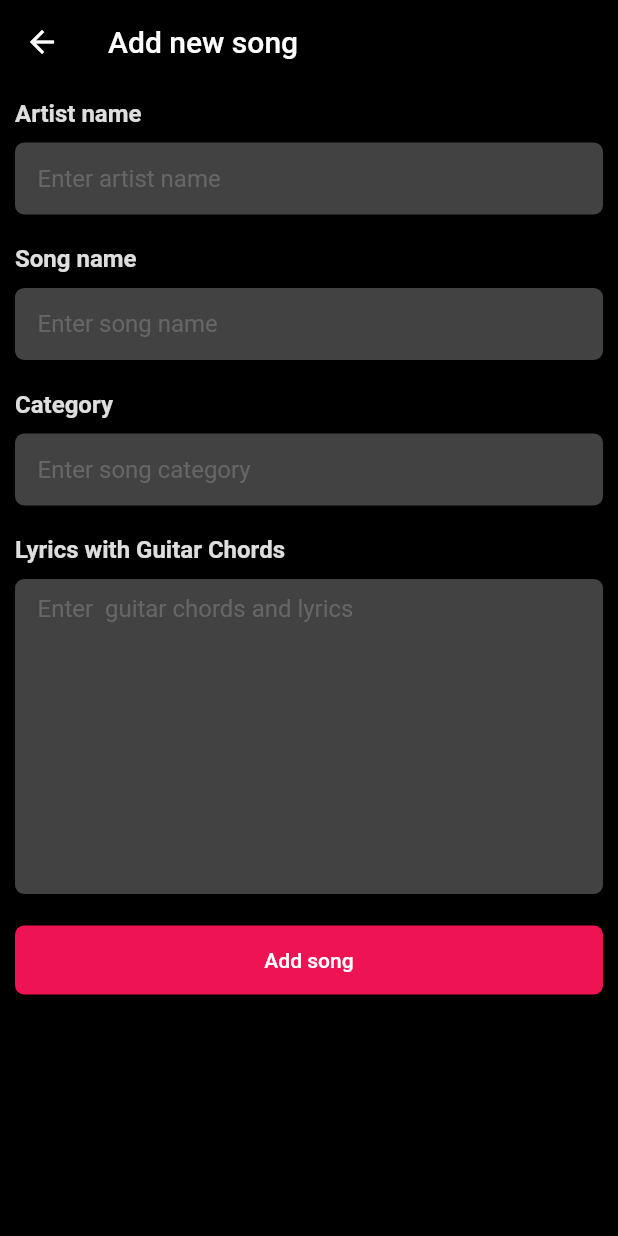
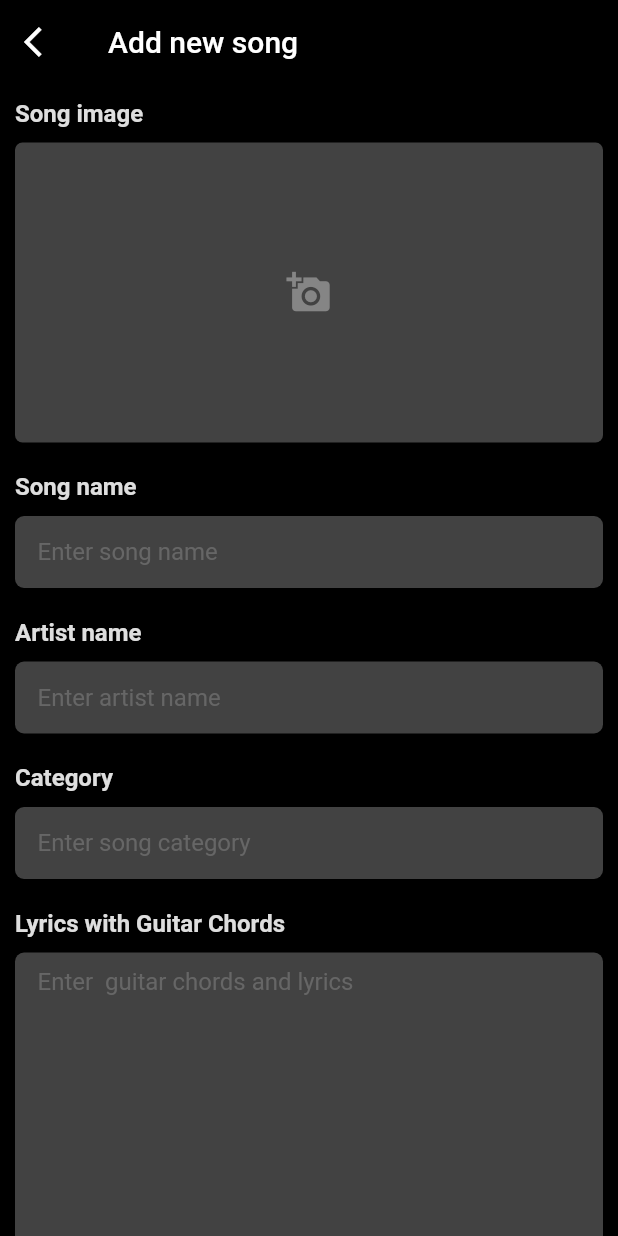
Before and after one commit to Dinushawh/Guitar-Chrods-App-Flutter-Firebase, a Flutter app: the Addnewsong screen opened directly, on a phone screen of 412 x 824 dp. Run offline on Flutter 3.47's test engine with Material 2 defaults, Android fonts, the phone set to English and light mode, and no system bars; our stand-ins replace cached_network_image, cloud_firestore, firebase_auth, firebase_core, firebase_storage, image_picker and 2 more; accounts and stored records are empty.

Commit message:
v.1.0.1.Beta
2023-06-09

```diff
--- a/lib/frontend/screens/admin/addnewsong.dart
+++ b/lib/frontend/screens/admin/addnewsong.dart
@@ -1,4 +1,11 @@
+// ignore_for_file: avoid_print, use_build_context_synchronously
+
+import 'dart:io';
+
+import 'package:firebase_storage/firebase_storage.dart';
+import 'package:flutter/cupertino.dart';
 import 'package:flutter/material.dart';
+import 'package:image_picker/image_picker.dart';
 
 class Addnewsong extends StatefulWidget {
   const Addnewsong({super.key});
@@ -10,20 +17,96 @@ class Addnewsong extends StatefulWidget {
 class _AddnewsongState extends State<Addnewsong> {
   List<bool> checked = [true, true, false, false, true];
 
+  final FirebaseStorage storage = FirebaseStorage.instance;
+  late String imageUrl = 'dwa';
+
+  final formKey = GlobalKey<FormState>();
+  final songName = TextEditingController();
+  final artistName = TextEditingController();
+  final category = TextEditingController();
+  final chords = TextEditingController();
+
   @override
   Widget build(BuildContext context) {
     return Scaffold(
       appBar: AppBar(
         title: const Text('Add new song'),
+        leading: IconButton(
+          onPressed: () {
+            imageUrl.isEmpty
+                ? showDialogBox2(
+                    title: 'Warning',
+                    content:
+                        'You have made some change do you want to continue without saving?')
+                : print('image is not empty');
+          },
+          icon: const Icon(Icons.arrow_back_ios),
+        ),
       ),
       body: SafeArea(
         child: SingleChildScrollView(
           child: Padding(
             padding: const EdgeInsets.all(10.0),
+            child: Form(
+                key: formKey,
                 child: Column(
                   crossAxisAlignment: CrossAxisAlignment.start,
                   mainAxisAlignment: MainAxisAlignment.start,
                   children: [
+                    const Text(
+                      'Song image',
+                      style: TextStyle(
+                        fontSize: 16,
+                        fontWeight: FontWeight.bold,
+                      ),
+                    ),
+                    const SizedBox(height: 10),
+                    Container(
+                      height: 200,
+                      width: MediaQuery.of(context).size.width * 1.5,
+                      decoration: BoxDecoration(
+                        color: const Color.fromARGB(75, 224, 224, 224),
+                        borderRadius: BorderRadius.circular(5),
+                      ),
+                      child: Center(
+                        child: IconButton(
+                          onPressed: () {
+                            getImageGallery();
+                          },
+                          icon: const Icon(
+                            Icons.add_a_photo,
+                            color: Color.fromARGB(255, 133, 133, 133),
+                            size: 30,
+                          ),
+                        ),
+                      ),
+                    ),
+                    const SizedBox(height: 20),
+                    const Text(
+                      'Song name',
+                      style: TextStyle(
+                        fontSize: 16,
+                        fontWeight: FontWeight.bold,
+                      ),
+                    ),
+                    const SizedBox(height: 10),
+                    TextFormField(
+                      controller: songName,
+                      decoration: InputDecoration(
+                        filled: true,
+                        fillColor: const Color.fromARGB(75, 224, 224, 224),
+                        border: OutlineInputBorder(
+                          borderRadius: BorderRadius.circular(6),
+                          borderSide: BorderSide.none,
+                        ),
+                        hintText: 'Enter song name',
+                        hintStyle: const TextStyle(
+                            color: Color.fromARGB(99, 158, 158, 158)),
+                        contentPadding: const EdgeInsets.symmetric(
+                            vertical: 10, horizontal: 15),
+                      ),
+                    ),
+                    const SizedBox(height: 20),
                     const Text(
                       'Artist name',
                       style: TextStyle(
@@ -33,6 +116,7 @@ class _AddnewsongState extends State<Addnewsong> {
                     ),
                     const SizedBox(height: 10),
                     TextFormField(
+                      controller: artistName,
                       decoration: InputDecoration(
                         filled: true,
                         fillColor: const Color.fromARGB(75, 224, 224, 224),
@@ -49,30 +133,6 @@ class _AddnewsongState extends State<Addnewsong> {
                     ),
                     const SizedBox(height: 20),
                     const Text(
-                  'Song name',
-                  style: TextStyle(
-                    fontSize: 16,
-                    fontWeight: FontWeight.bold,
-                  ),
-                ),
-                const SizedBox(height: 10),
-                TextFormField(
-                  decoration: InputDecoration(
-                    filled: true,
-                    fillColor: const Color.fromARGB(75, 224, 224, 224),
-                    border: OutlineInputBorder(
-                      borderRadius: BorderRadius.circular(6),
-                      borderSide: BorderSide.none,
-                    ),
-                    hintText: 'Enter song name',
-                    hintStyle: const TextStyle(
-                        color: Color.fromARGB(99, 158, 158, 158)),
-                    contentPadding: const EdgeInsets.symmetric(
-                        vertical: 10, horizontal: 15),
-                  ),
-                ),
-                const SizedBox(height: 20),
-                const Text(
                       'Category',
                       style: TextStyle(
                         fontSize: 16,
@@ -81,6 +141,7 @@ class _AddnewsongState extends State<Addnewsong> {
                     ),
                     const SizedBox(height: 10),
                     TextFormField(
+                      controller: category,
                       decoration: InputDecoration(
                         filled: true,
                         fillColor: const Color.fromARGB(75, 224, 224, 224),
@@ -105,8 +166,8 @@ class _AddnewsongState extends State<Addnewsong> {
                     ),
                     const SizedBox(height: 10),
                     TextField(
-                  maxLines:
-                      10, // Set the maximum number of lines to display in the text area
+                      controller: chords,
+                      maxLines: 10,
                       decoration: InputDecoration(
                         filled: true,
                         fillColor: const Color.fromARGB(75, 224, 224, 224),
@@ -139,15 +200,84 @@ class _AddnewsongState extends State<Addnewsong> {
                             borderRadius: BorderRadius.circular(6),
                           ),
                         ),
-                    onPressed: () {},
+                        onPressed: () {
+                          chords.text.isEmpty ||
+                                  songName.text.isEmpty ||
+                                  artistName.text.isEmpty ||
+                                  category.text.isEmpty ||
+                                  imageUrl.isEmpty
+                              ? showDialogBox2(
+                                  title: 'Error',
+                                  content: 'Please fill all the fields',
+                                )
+                              : ScaffoldMessenger.of(context).showSnackBar(
+                                  const SnackBar(
+                                    content: Text("song added"),
+                                  ),
+                                );
+
+                          // addNewSong(
+                          //     artistName: '',
+                          //     category: '',
+                          //     chrods: '',
+                          //     songImage: '',
+                          //     songName: '');
+                        },
                         child: const Text('Add song'),
                       ),
                     ),
                   ],
-            ),
+                )),
           ),
         ),
       ),
     );
   }
+
+  Future getImageGallery() async {
+    final image = await ImagePicker().pickImage(source: ImageSource.gallery);
+    if (image == null) {
+      ScaffoldMessenger.of(context).showSnackBar(
+        const SnackBar(
+          content: Text("No image selected"),
+        ),
+      );
+      return null;
     }
+
+    final path = image.path;
+    final filename = image.name;
+    uploadFile(path, filename).then((value) => print("Done"));
+  }
+
+  Future<void> uploadFile(String filePath, String fileName) async {
+    File file = File(filePath);
+    try {
+      var uploadimg = await storage.ref('songs/$fileName').putFile(file);
+      String url = await (uploadimg).ref.getDownloadURL();
+      setState(() {
+        imageUrl = url;
+      });
+      print(url);
+    } catch (e) {
+      print(e);
+    }
+  }
+
+  showDialogBox2({required String title, required String content}) =>
+      showCupertinoDialog<String>(
+        context: context,
+        builder: (BuildContext context) => CupertinoAlertDialog(
+          title: Text(title),
+          content: Text(content),
+          actions: <Widget>[
+            TextButton(
+              onPressed: () {
+                Navigator.pop(context, 'OK');
+              },
+              child: const Text('OK'),
+            ),
+          ],
+        ),
+      );
+}
```
Also changed, not shown: lib/backend/firebase/addnewsongs.dart (added, +16 -0 lines), 48 other files. Lines whose indentation alone changed are shown as unchanged.
